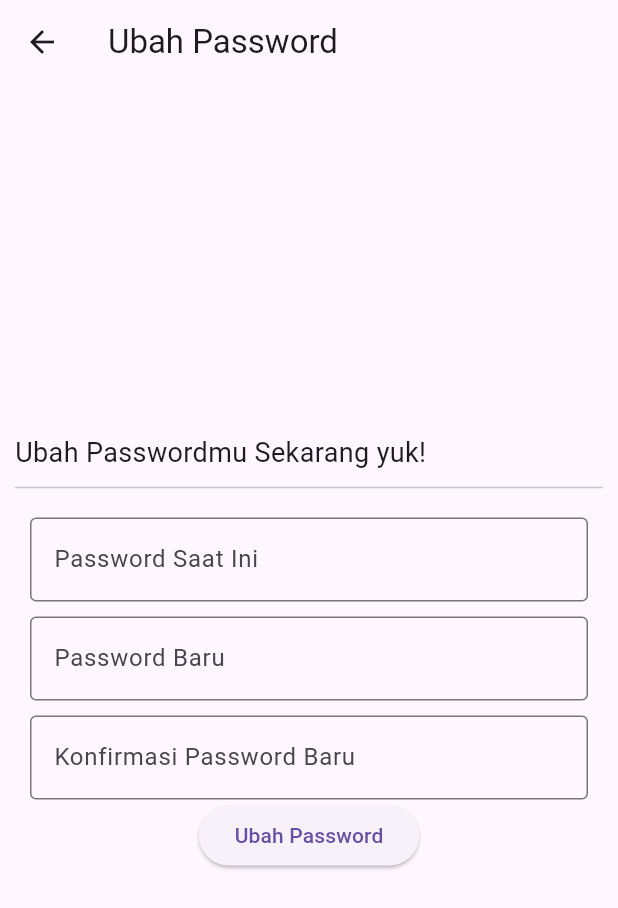
After one commit to ivanchristiann/dolanyuk, a Flutter app: the UbahPassword screen opened directly, after a tap on "Ubah Password", on a phone screen of 412 x 824 dp. The commit adds this screen. Shown: the top 908 px of the screen. Run offline on Flutter 3.47's test engine with Material 3 defaults, Android fonts, the phone set to English and light mode, and no system bars; our stand-ins replace shared_preferences; accounts and stored records are empty; network calls fail.

Commit message:
Chat, Ubah Password, Delete Jadwal

```diff
--- a/lib/screen/login.dart
+++ b/lib/screen/login.dart
@@ -41,6 +41,7 @@ class _LoginState extends State<Login> {
         prefs.setInt("id", json['id']);
         prefs.setString("name", json['name']);
         prefs.setString("email", json['email']);
+        prefs.setString("password", json['password']);
         prefs.setString("photo_url", json['photo_url']);
         main();
       } else {
--- /dev/null
+++ b/lib/screen/ubahPassword.dart
@@ -0,0 +1,215 @@
+import 'dart:convert';
+
+import 'package:dolanyuk/class/dolanan.dart';
+import 'package:dolanyuk/main.dart';
+import 'package:dolanyuk/screen/login.dart';
+import 'package:flutter/material.dart';
+import 'package:shared_preferences/shared_preferences.dart';
+import 'package:http/http.dart' as http;
+
+class AddNewJadwal extends StatelessWidget {
+  @override
+  Widget build(BuildContext context) {
+    return MaterialApp(
+      title: 'Dolan Yuk',
+      theme: ThemeData(
+        primarySwatch: Colors.blue,
+      ),
+      home: UbahPassword(),
+    );
+  }
+}
+
+class UbahPassword extends StatefulWidget {
+  @override
+  State<StatefulWidget> createState() {
+    return _UbahPasswordState();
+  }
+}
+
+class _UbahPasswordState extends State<UbahPassword> {
+  final _controllerNowPassord = TextEditingController();
+  final _controllerNewPassword = TextEditingController();
+  final _controllerConfirmasiNewPassword = TextEditingController();
+
+  int _user_id = 0;
+  String password = "";
+
+  Future<String> fetchData() async {
+    final response = await http.get(Uri.parse(
+        "https://ubaya.me/flutter/160420056/dolanyuk/getdolanan.php"));
+    if (response.statusCode == 200) {
+      return response.body;
+    } else {
+      throw Exception('Failed to read API');
+    }
+  }
+
+  // bacaData() {
+  //   Future<String> data = fetchData();
+  //   data.then((value) {
+  //     Map json = jsonDecode(value);
+  //     for (var dols in json['data']) {
+  //       Dolanan dol = Dolanan.fromJson(dols);
+  //       dolanan.add(dol);
+  //     }
+  //     setState(() {});
+  //   });
+  // }
+
+  Future<int> checkUser() async {
+    final prefs = await SharedPreferences.getInstance();
+    int user_id = prefs.getInt("id") ?? 0;
+    return user_id;
+  }
+
+  Future<String> passwordNow() async {
+    final prefs = await SharedPreferences.getInstance();
+    String passwordNow = prefs.getString("password") ?? '';
+    return passwordNow;
+  }
+
+  void submit() async {
+    final response = await http.post(
+        Uri.parse(
+            "https://ubaya.me/flutter/160420056/dolanyuk/ubahPassword.php"),
+        body: {
+          'password': _controllerNewPassword.text,
+          'user_id': _user_id.toString(),
+        });
+    if (response.statusCode == 200) {
+      Map json = jsonDecode(response.body);
+      if (json['result'] == 'success') {
+        final prefs = await SharedPreferences.getInstance();
+        prefs.setString("password", _controllerNewPassword.text);
+        ScaffoldMessenger.of(context).showSnackBar(SnackBar(
+          content: Text('Sukses mengubah Data'),
+        ));
+        Navigator.pop(context);
+      }
+    } else {
+      ScaffoldMessenger.of(context).showSnackBar(SnackBar(
+        content: Text('Failed to read API'),
+        backgroundColor: Colors.red,
+      ));
+      throw Exception('Failed to read API');
+    }
+  }
+
+  @override
+  void initState() {
+    super.initState();
+    // bacaData();
+    checkUser().then((result) {
+      _user_id = result;
+    });
+    passwordNow().then((result) {
+      password = result;
+    });
+  }
+
+  @override
+  Widget build(BuildContext context) {
+    return Scaffold(
+      appBar: AppBar(
+        title: Text("Ubah Password"),
+      ),
+      body: Padding(
+        padding: const EdgeInsets.all(10.0),
+        child: Column(
+          mainAxisAlignment: MainAxisAlignment.center,
+          crossAxisAlignment: CrossAxisAlignment.start,
+          children: <Widget>[
+            Align(
+              alignment: Alignment.centerLeft,
+              child: const Text(
+                'Ubah Passwordmu Sekarang yuk!',
+                style: TextStyle(fontSize: 18.0),
+              ),
+            ),
+            const Divider(
+              height: 20,
+            ),
+            Padding(
+              padding: EdgeInsets.all(10),
+              child: Column(
+                children: [
+                  Column(
+                    crossAxisAlignment: CrossAxisAlignment.start,
+                    children: [
+                      TextField(
+                        onChanged: (v) {
+                          setState(() {});
+                        },
+                        controller: _controllerNowPassord,
+                        decoration: const InputDecoration(
+                          border: OutlineInputBorder(),
+                          labelText: 'Password Saat Ini',
+                        ),
+                      ),
+                    ],
+                  ),
+                  SizedBox(height: 10),
+                  TextField(
+                    onChanged: (v) {
+                      setState(() {});
+                    },
+                    controller: _controllerNewPassword,
+                    decoration: const InputDecoration(
+                      border: OutlineInputBorder(),
+                      labelText: 'Password Baru',
+                    ),
+                  ),
+                  SizedBox(height: 10),
+                  TextField(
+                    onChanged: (v) {
+                      setState(() {});
+                    },
+                    controller: _controllerConfirmasiNewPassword,
+                    decoration: const InputDecoration(
+                      border: OutlineInputBorder(),
+                      labelText: 'Konfirmasi Password Baru',
+                    ),
+                  ),
+                  ElevatedButton(
+                    onPressed: () {
+                      if (_controllerNewPassword == '' ||
+                          _controllerNowPassord == '' ||
+                          _controllerConfirmasiNewPassword == '') {
+                        ScaffoldMessenger.of(context).showSnackBar(
+                          SnackBar(
+                            content: Text('You must fill all field'),
+                            backgroundColor: Colors.red,
+                          ),
+                        );
+                      } else if (_controllerNewPassword.text !=
+                          _controllerConfirmasiNewPassword.text) {
+                        ScaffoldMessenger.of(context).showSnackBar(
+                          SnackBar(
+                            content: Text(
+                                'New Password and ConfNewPassword Must be Same'),
+                            backgroundColor: Colors.red,
+                          ),
+                        );
+                      } else if (_controllerNowPassord.text != this.password) {
+                        ScaffoldMessenger.of(context).showSnackBar(
+                          SnackBar(
+                            content: Text('Password Saat Ini is Wrong'),
+                            backgroundColor: Colors.red,
+                          ),
+                        );
+                      } else {
+                        submit();
+                      }
+                    },
+                    child: Text('Ubah Password'),
+                  ),
+                ],
+              ),
+            ),
+          ],
+        ),
+      ),
+    );
+  }
+}
```
Also changed, not shown: lib/class/chat.dart (+8 -2 lines), lib/screen/cari.dart (+8 -4 lines), lib/screen/chat.dart (+94 -42 lines), lib/screen/jadwal.dart (+95 -1 lines), lib/screen/profil.dart (+10 -0 lines).
